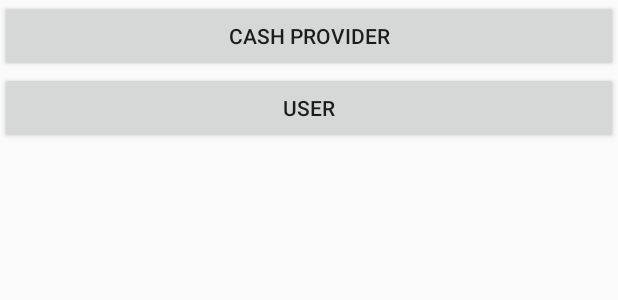
After one commit to dhruvik1999/VISA-2.0, an Android app: the layout activity_options_login.xml on its own in the app's theme, with its tools: preview values and no code run, on a phone screen of 412 x 824 dp. The commit adds this screen. Shown: the top 300 px of the screen. Run offline under Robolectric (Android 15) with nearby library versions, the phone set to English and light mode, and no system bars.

Commit message:
gmap and login option added

```diff
--- a/Visa Hackathon 2.0/app/build.gradle
+++ b/Visa Hackathon 2.0/app/build.gradle
@@ -33,5 +33,6 @@ dependencies {
     implementation 'com.google.firebase:firebase-analytics:17.2.2'
     implementation 'com.google.firebase:firebase-auth:17.0.0'
     implementation 'com.firebaseui:firebase-ui-database:6.0.2'
+    implementation 'com.google.android.gms:play-services-maps:16.0.0'
 }
 apply plugin: 'com.google.gms.google-services'
--- a/Visa Hackathon 2.0/app/src/main/java/com/visa/ATM/MainActivity.java
+++ b/Visa Hackathon 2.0/app/src/main/java/com/visa/ATM/MainActivity.java
@@ -3,6 +3,7 @@ package com.visa.ATM;
 import androidx.annotation.NonNull;
 import androidx.appcompat.app.AppCompatActivity;
 
+import android.content.Intent;
 import android.os.Bundle;
 import android.widget.Toast;
 
@@ -11,6 +12,7 @@ import com.google.firebase.database.DatabaseError;
 import com.google.firebase.database.DatabaseReference;
 import com.google.firebase.database.FirebaseDatabase;
 import com.google.firebase.database.ValueEventListener;
+import com.visa.ATM.User.GoogleMap;
 
 public class MainActivity extends AppCompatActivity {
 
@@ -33,5 +35,6 @@ public class MainActivity extends AppCompatActivity {
             }
         });
 
+        startActivity(new Intent(this, OptionsLogin.class));
     }
 }
--- /dev/null
+++ b/Visa Hackathon 2.0/app/src/main/res/layout/activity_options_login.xml
@@ -0,0 +1,24 @@
+<?xml version="1.0" encoding="utf-8"?>
+<RelativeLayout xmlns:android="http://schemas.android.com/apk/res/android"
+    xmlns:app="http://schemas.android.com/apk/res-auto"
+    xmlns:tools="http://schemas.android.com/tools"
+    android:layout_width="match_parent"
+    android:layout_height="match_parent"
+    tools:context=".OptionsLogin">
+
+    <Button
+        android:id="@+id/b_cashProvide"
+        android:layout_width="match_parent"
+        android:layout_height="wrap_content"
+        android:text="Cash Provider"
+        />
+
+    <Button
+        android:id="@+id/b_user"
+        android:layout_width="match_parent"
+        android:layout_height="wrap_content"
+        android:text="user"
+        android:layout_below="@+id/b_cashProvide"
+        />
+
+</RelativeLayout>
--- /dev/null
+++ b/Visa Hackathon 2.0/app/src/main/res/values/map_api.xml
@@ -0,0 +1,4 @@
+<?xml version="1.0" encoding="utf-8"?>
+<resources>
+    <string name="map_key" translatable="false">AIzaSyC38U6XeTJpaTfX7l6my9o3XXL3BJOqu9I</string>
+</resources>
```
Also changed, not shown: Visa Hackathon 2.0/app/src/main/AndroidManifest.xml (+13 -0 lines), Visa Hackathon 2.0/app/src/main/java/com/visa/ATM/CashProvider/HomeCashProvider.java (added, +17 -0 lines), Visa Hackathon 2.0/app/src/main/java/com/visa/ATM/Login.java (added, +14 -0 lines), Visa Hackathon 2.0/app/src/main/java/com/visa/ATM/OptionsLogin.java (added, +43 -0 lines), Visa Hackathon 2.0/app/src/main/java/com/visa/ATM/User/GoogleMap.java (added, +38 -0 lines), Visa Hackathon 2.0/app/src/main/res/layout/activity_google_map.xml (added, +17 -0 lines), Visa Hackathon 2.0/app/src/main/res/layout/activity_home_cash_provider.xml (added, +9 -0 lines), Visa Hackathon 2.0/app/src/main/res/layout/activity_login.xml (added, +11 -0 lines).
